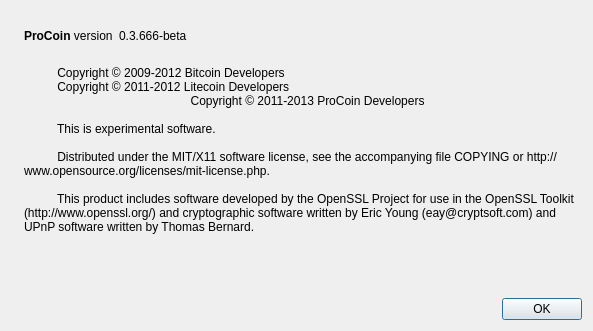
This is src/qt/forms/aboutdialog.ui in blacksector/procoin-watchonly as Qt 5 draws it before an edit. The edited form follows.
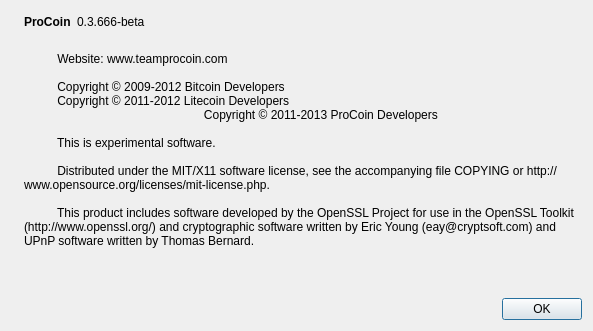
This is the edited form. Icons and pictures are not drawn.

```diff
--- a/src/qt/forms/aboutdialog.ui
+++ b/src/qt/forms/aboutdialog.ui
@@ -50,7 +50,7 @@
           <cursorShape>IBeamCursor</cursorShape>
          </property>
          <property name="text">
-          <string>&lt;b&gt;ProCoin&lt;/b&gt; version</string>
+          <string>&lt;b&gt;ProCoin&lt;/b&gt;</string>
          </property>
          <property name="textInteractionFlags">
           <set>Qt::LinksAccessibleByMouse|Qt::TextSelectableByKeyboard|Qt::TextSelectableByMouse</set>
@@ -74,13 +74,13 @@
         </widget>
        </item>
        <item>
-        <spacer name="horizontalSpacer">
+        <spacer name="verticalSpacer">
          <property name="orientation">
           <enum>Qt::Horizontal</enum>
          </property>
          <property name="sizeHint" stdset="0">
           <size>
-           <width>40</width>
+           <width>0</width>
            <height>20</height>
           </size>
          </property>
@@ -95,9 +95,11 @@
        </property>
        <property name="text">
         <string>
+          Website: www.teamprocoin.com
+
           Copyright © 2009-2012 Bitcoin Developers
           Copyright © 2011-2012 Litecoin Developers
-		  Copyright © 2011-2013 ProCoin Developers
+		      Copyright © 2011-2013 ProCoin Developers
 
           This is experimental software.
 
```
Left out of the diff: 1 changed line with no effect on the pictures.
